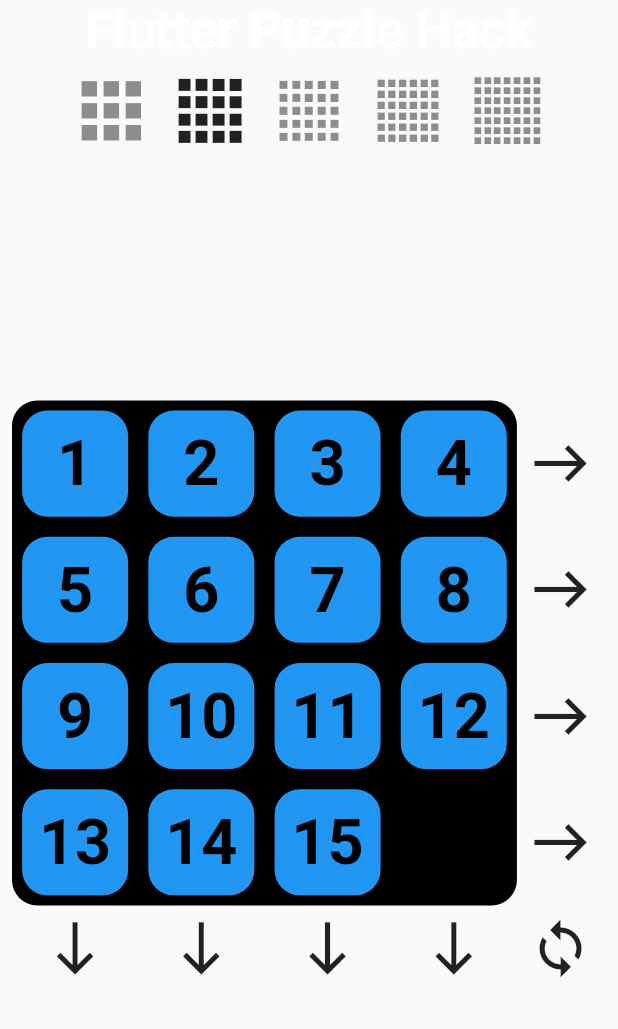
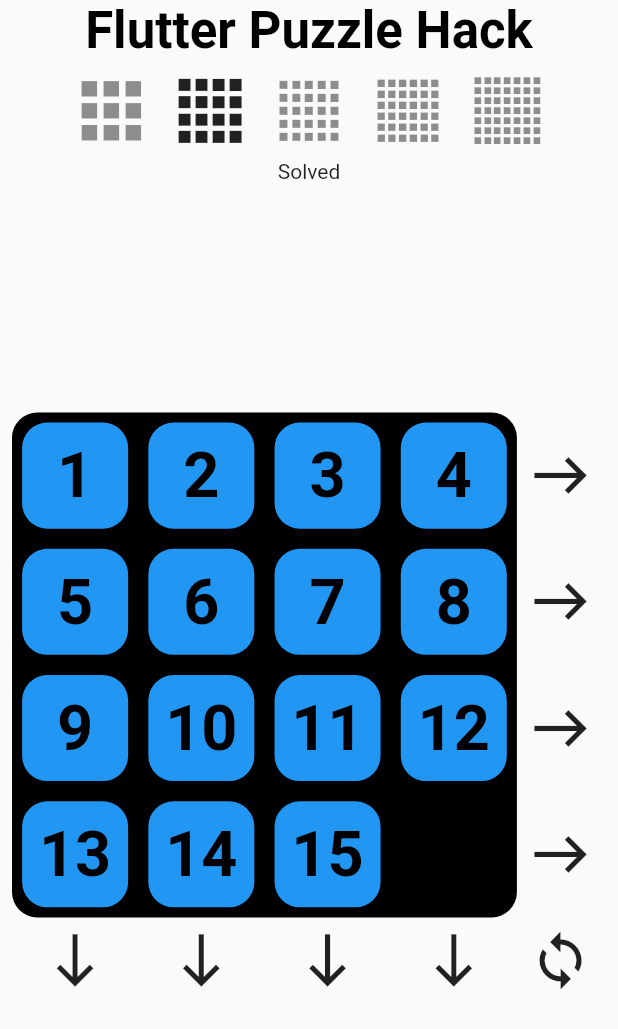
Before and after one commit to jordanmosakowski/double_slide, a Flutter app: the screen it shows after launch, on a phone screen of 412 x 824 dp. Shown: the top 1029 px of the screen. Run offline on Flutter 3.47's test engine with Material 2 defaults, Android fonts, the phone set to English and light mode, and no system bars; our stand-ins replace google_fonts; Roboto replaces fonts that are missing (Oxygen); statements that could not run were skipped.

Commit message:
addedd isSolved function

```diff
--- a/lib/classes/puzzle.dart
+++ b/lib/classes/puzzle.dart
@@ -142,4 +142,22 @@
       }
     }
   }
+
+  bool isSolved(){
+    for(int i=0; i<size * size; i++){
+      if(i==size*size-1){
+        if(front.pieces[i].color != PuzzleColor.empty || back.pieces[i].color != PuzzleColor.empty){
+          return false;
+        }
+        continue;
+      }
+      if(front.pieces[i].value != i+1 || front.pieces[i].color != front.pieces.first.color){
+        return false;
+      }
+      if(back.pieces[i].value != i+1 || back.pieces[i].color != back.pieces.first.color){
+        return false;
+      }
+    }
+    return true;
+  }
 }
--- a/lib/classes/home.dart
+++ b/lib/home.dart
@@ -102,6 +102,7 @@
                 )
             ],
           ),
+          Text(puzzle.isSolved() ? "Solved" : "Not solved"),
           Expanded(
             child: Padding(
               padding: const EdgeInsets.all(8.0),
--- a/lib/main.dart
+++ b/lib/main.dart
@@ -1,6 +1,6 @@
 import 'package:flutter/material.dart';
 import 'package:google_fonts/google_fonts.dart';
-import 'package:puzzle_hack/classes/home.dart';
+import 'package:puzzle_hack/home.dart';
 void main() {
   runApp(const App());
 }
@@ -30,7 +30,7 @@
         textTheme: GoogleFonts.oxygenTextTheme(
           Theme.of(context).textTheme.copyWith(
             headline4: const TextStyle(
-              color: Colors.white,
+              color: Colors.black,
               fontWeight: FontWeight.bold,
             )
           ),
```
